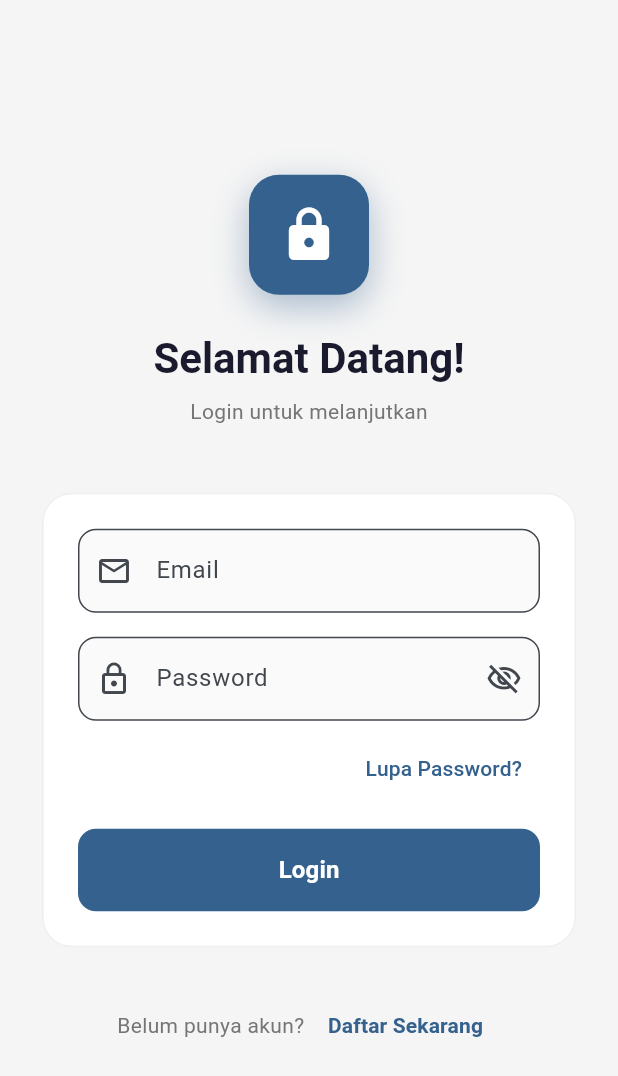
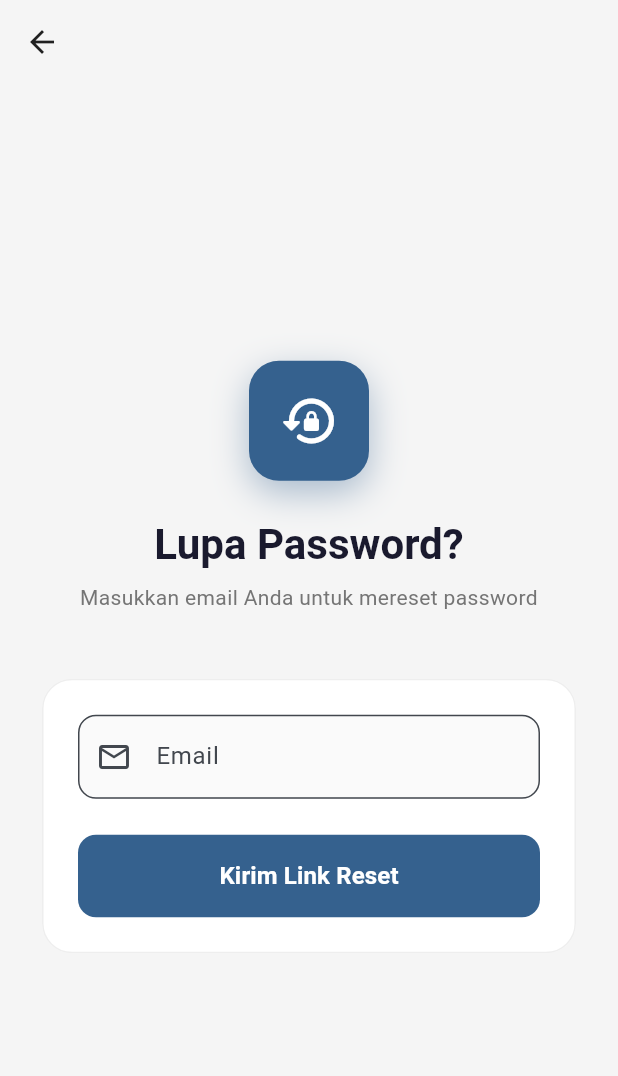
Before and after one commit to mraihanarsal/flutter_firebase_auth, a Flutter app: the screen it shows after launch, after a tap on "Lupa Password?", on a phone screen of 412 x 824 dp. Shown: the top 1076 px of the screen. Run offline on Flutter 3.47's test engine with Material 3 defaults, Android fonts, the light colour scheme and no system bars; our stand-ins replace firebase_auth, firebase_core; accounts and stored records are empty.

Commit message:
feat: forgot password dan method resetpassword

```diff
--- /dev/null
+++ b/lib/screens/forgot_password_screen.dart
@@ -0,0 +1,182 @@
+// lib/screens/forgot_password_screen.dart
+import 'package:flutter/material.dart';
+import '../services/auth_service.dart';
+
+class ForgotPasswordScreen extends StatefulWidget {
+  const ForgotPasswordScreen({super.key});
+
+  @override
+  State<ForgotPasswordScreen> createState() => _ForgotPasswordScreenState();
+}
+
+class _ForgotPasswordScreenState extends State<ForgotPasswordScreen> {
+  final _formKey = GlobalKey<FormState>();
+  final _emailController = TextEditingController();
+  bool _isLoading = false;
+  final _authService = AuthService();
+
+  @override
+  void dispose() {
+    _emailController.dispose();
+    super.dispose();
+  }
+
+  Future<void> _handleResetPassword() async {
+    if (!_formKey.currentState!.validate()) return;
+
+    setState(() => _isLoading = true);
+
+    try {
+      await _authService.resetPassword(_emailController.text);
+      if (mounted) {
+        ScaffoldMessenger.of(context).showSnackBar(
+          SnackBar(
+            content: const Text('Link reset password telah dikirim ke email Anda.'),
+            backgroundColor: Colors.green.shade700,
+            behavior: SnackBarBehavior.floating,
+            shape: RoundedRectangleBorder(
+              borderRadius: BorderRadius.circular(10)
+            ),
+          ),
+        );
+        Navigator.pop(context); // Kembali ke halaman login
+      }
+    } catch (e) {
+      if (mounted) {
+        ScaffoldMessenger.of(context).showSnackBar(
+          SnackBar(
+            content: Text(e.toString()),
+            backgroundColor: Colors.red.shade700,
+            behavior: SnackBarBehavior.floating,
+            shape: RoundedRectangleBorder(
+              borderRadius: BorderRadius.circular(10)
+            ),
+          ),
+        );
+      }
+    } finally {
+      if (mounted) setState(() => _isLoading = false);
+    }
+  }
+
+  @override
+  Widget build(BuildContext context) {
+    final theme = Theme.of(context);
+
+    return Scaffold(
+      backgroundColor: Colors.grey.shade100,
+      appBar: AppBar(
+        backgroundColor: Colors.transparent,
+        elevation: 0,
+        leading: const BackButton(color: Colors.black87),
+      ),
+      body: SafeArea(
+        child: Center(
+          child: SingleChildScrollView(
+            padding: const EdgeInsets.symmetric(horizontal: 24, vertical: 16),
+            child: Column(
+              mainAxisAlignment: MainAxisAlignment.center,
+              children: [
+                Container(
+                  width: 80,
+                  height: 80,
+                  decoration: BoxDecoration(
+                    color: theme.colorScheme.primary,
+                    borderRadius: BorderRadius.circular(20),
+                    boxShadow: [
+                      BoxShadow(
+                        color: theme.colorScheme.primary.withOpacity(0.4),
+                        blurRadius: 20,
+                        offset: const Offset(0, 8),
+                      ),
+                    ],
+                  ),
+                  child: const Icon(Icons.lock_reset_rounded,
+                    color: Colors.white, size: 40),
+                ),
+                const SizedBox(height: 24),
+                Text('Lupa Password?',
+                  style: theme.textTheme.headlineMedium?.copyWith(
+                    fontWeight: FontWeight.bold,
+                    color: const Color(0xFF1A1A2E),
+                  ),
+                ),
+                const SizedBox(height: 8),
+                Text('Masukkan email Anda untuk mereset password',
+                  textAlign: TextAlign.center,
+                  style: theme.textTheme.bodyMedium?.copyWith(
+                    color: Colors.grey.shade600,
+                  ),
+                ),
+                const SizedBox(height: 40),
+                Card(
+                  elevation: 0,
+                  color: Colors.white,
+                  shape: RoundedRectangleBorder(
+                    borderRadius: BorderRadius.circular(20),
+                    side: BorderSide(color: Colors.grey.shade200),
+                  ),
+                  child: Padding(
+                    padding: const EdgeInsets.all(24),
+                    child: Form(
+                      key: _formKey,
+                      child: Column(
+                        crossAxisAlignment: CrossAxisAlignment.stretch,
+                        children: [
+                          TextFormField(
+                            controller: _emailController,
+                            keyboardType: TextInputType.emailAddress,
+                            textInputAction: TextInputAction.done,
+                            onFieldSubmitted: (_) => _handleResetPassword(),
+                            decoration: const InputDecoration(
+                              labelText: 'Email',
+                              hintText: 'contoh@email.com',
+                              prefixIcon: Icon(Icons.email_outlined),
+                            ),
+                            validator: (value) {
+                              if (value == null || value.isEmpty) {
+                                return 'Email tidak boleh kosong';
+                              }
+                              if (!RegExp(r'^[\w-]+@[\w-]+\.[\w-]+$')
+                                  .hasMatch(value)) {
+                                return 'Format email tidak valid';
+                              }
+                              return null;
+                            },
+                          ),
+                          const SizedBox(height: 24),
+                          FilledButton(
+                            onPressed: _isLoading ? null : _handleResetPassword,
+                            style: FilledButton.styleFrom(
+                              padding: const EdgeInsets.symmetric(vertical: 16),
+                              shape: RoundedRectangleBorder(
+                                borderRadius: BorderRadius.circular(12),
+                              ),
+                            ),
+                            child: _isLoading
+                              ? const SizedBox(
+                                  width: 20, height: 20,
+                                  child: CircularProgressIndicator(
+                                    strokeWidth: 2,
+                                    color: Colors.white,
+                                  ),
+                                )
+                              : const Text('Kirim Link Reset',
+                                  style: TextStyle(
+                                    fontSize: 16,
+                                    fontWeight: FontWeight.bold,
+                                  )),
+                          ),
+                        ],
+                      ),
+                    ),
+                  ),
+                ),
+              ],
+            ),
+          ),
+        ),
+      ),
+    );
+  }
+}
--- a/lib/screens/login_screen.dart
+++ b/lib/screens/login_screen.dart
@@ -2,7 +2,7 @@
 import 'package:flutter/material.dart';
 import '../services/auth_service.dart';
 import 'register_screen.dart';
-
+import 'forgot_password_screen.dart';
 class LoginScreen extends StatefulWidget {
   const LoginScreen({super.key});
 
@@ -180,9 +180,14 @@ class _LoginScreenState extends State<LoginScreen> {
                           Align(
                             alignment: Alignment.centerRight,
                             child: TextButton(
-                              onPressed: () {
-                                // Implementasi lupa password
-                              },
+                                onPressed: () {
+                                  Navigator.push(
+                                    context,
+                                    MaterialPageRoute(
+                                      builder: (_) => const ForgotPasswordScreen(),
+                                    ),
+                                  );
+                                },
                               child: const Text('Lupa Password?'),
                             ),
                           ),
```
Also changed, not shown: 1 other file.
